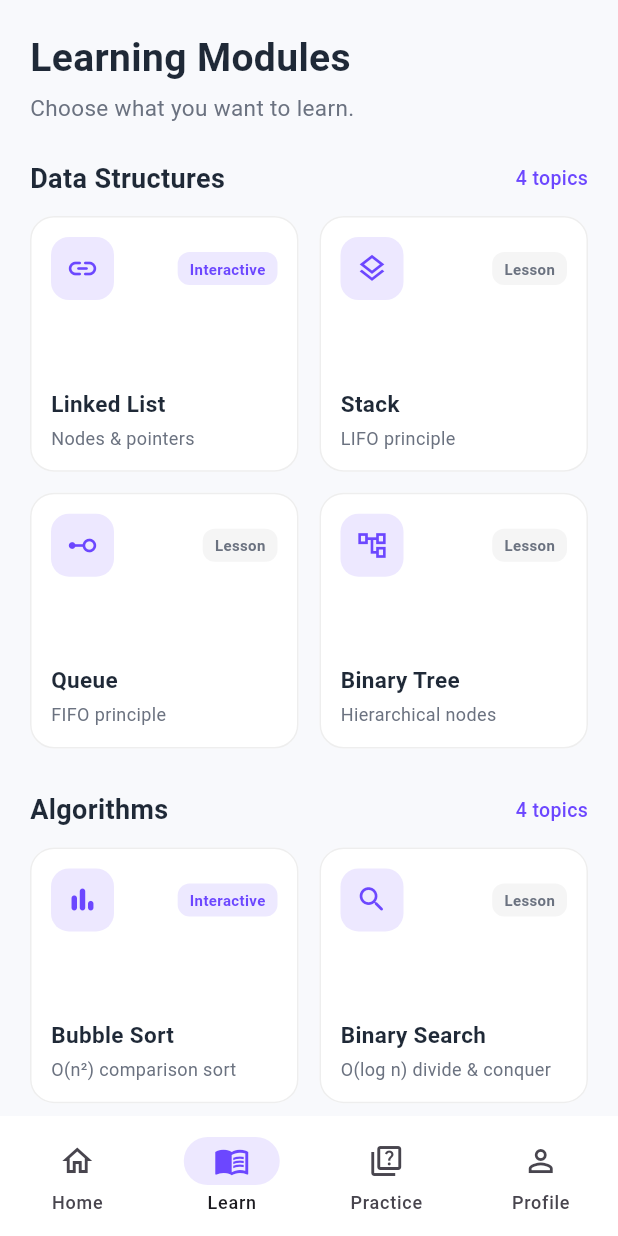
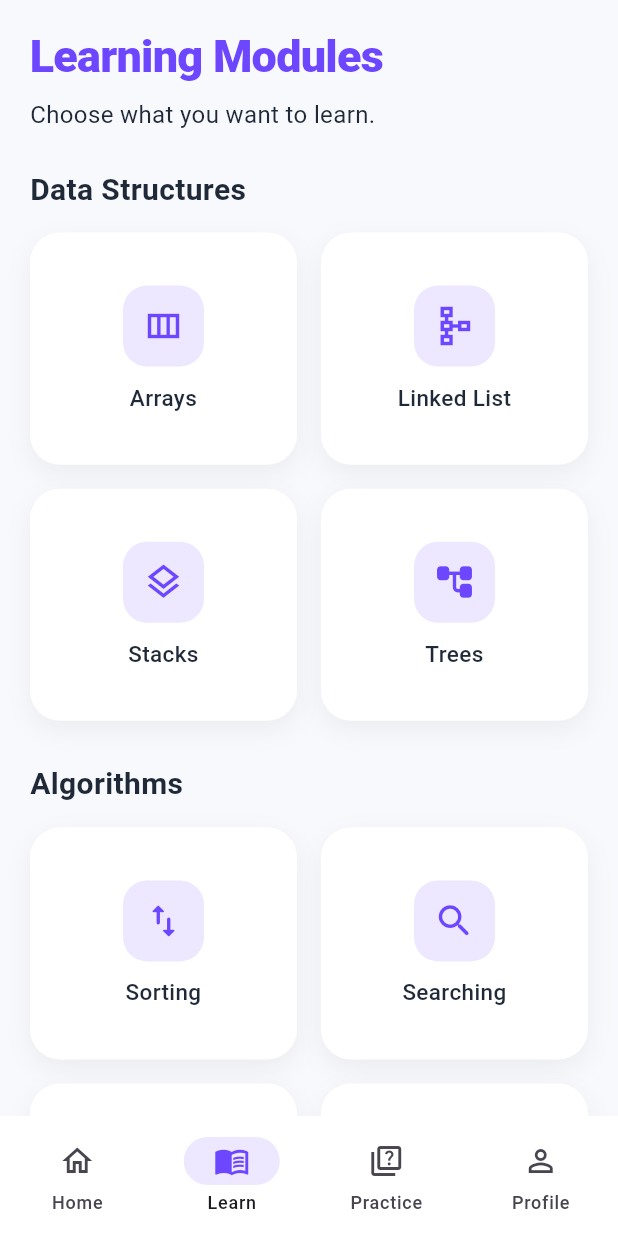
Before and after one commit to kindy10/dsa_learning_app, a Flutter app: the screen it shows after launch, item 2 of the bottom bar chosen, on a phone screen of 412 x 824 dp. Run offline on Flutter 3.47's test engine with Material 3 defaults, Android fonts, the phone set to English and light mode, and no system bars.

Commit message:
reorganize Learning Modules screen

```diff
--- a/lib/screens/modules_screen.dart
+++ b/lib/screens/modules_screen.dart
@@ -2,188 +2,171 @@ import 'package:flutter/material.dart';
 import '../core/theme/app_theme.dart';
 import 'ds_visualizer_screen.dart';
 
-/// Simple immutable data class representing a single learning topic card.
-/// Defining a small model keeps our UI code clean and avoids repeating card layouts.
+/// Simple immutable model representing a single topic card on the Learn screen.
 class _ModuleItem {
   final String title;
-  final String subtitle;
   final IconData icon;
-  final String tag; // e.g., "Interactive" or "Coming Soon"
 
   const _ModuleItem({
     required this.title,
-    required this.subtitle,
     required this.icon,
-    required this.tag,
   });
 }
 
-/// ModulesScreen displays all available Data Structures and Algorithms
-/// organized into two clear sections.
+/// ModulesScreen displays Data Structures and Algorithms in a clean,
+/// centered 2-column card layout matching the app's visual identity.
 class ModulesScreen extends StatelessWidget {
   const ModulesScreen({super.key});
 
-  // List of Data Structures topics shown in the first section
+  // Topics shown under the "Data Structures" section
   static const List<_ModuleItem> _dataStructures = [
     _ModuleItem(
-      title: 'Linked List',
-      subtitle: 'Nodes & pointers',
-      icon: Icons.link_rounded,
-      tag: 'Interactive',
+      title: 'Arrays',
+      icon: Icons.view_column_outlined,
     ),
     _ModuleItem(
-      title: 'Stack',
-      subtitle: 'LIFO principle',
-      icon: Icons.layers_outlined,
-      tag: 'Lesson',
+      title: 'Linked List',
+      icon: Icons.schema_outlined,
     ),
     _ModuleItem(
-      title: 'Queue',
-      subtitle: 'FIFO principle',
-      icon: Icons.linear_scale_rounded,
-      tag: 'Lesson',
+      title: 'Stacks',
+      icon: Icons.layers_outlined,
     ),
     _ModuleItem(
-      title: 'Binary Tree',
-      subtitle: 'Hierarchical nodes',
-      icon: Icons.account_tree_outlined,
-      tag: 'Lesson',
+      title: 'Trees',
+      icon: Icons.account_tree_rounded,
     ),
   ];
 
-  // List of Algorithms topics shown in the second section
+  // Topics shown under the "Algorithms" section
   static const List<_ModuleItem> _algorithms = [
     _ModuleItem(
-      title: 'Bubble Sort',
-      subtitle: 'O(n²) comparison sort',
-      icon: Icons.bar_chart_rounded,
-      tag: 'Interactive',
+      title: 'Sorting',
+      icon: Icons.swap_vert_rounded,
     ),
     _ModuleItem(
-      title: 'Binary Search',
-      subtitle: 'O(log n) divide & conquer',
+      title: 'Searching',
       icon: Icons.search_rounded,
-      tag: 'Lesson',
     ),
     _ModuleItem(
-      title: 'Merge Sort',
-      subtitle: 'O(n log n) recursive sort',
-      icon: Icons.call_merge_rounded,
-      tag: 'Lesson',
+      title: 'Graph Algorithms',
+      icon: Icons.hub_outlined,
     ),
     _ModuleItem(
-      title: 'Quick Sort',
-      subtitle: 'Pivot partitioning',
-      icon: Icons.bolt_rounded,
-      tag: 'Lesson',
+      title: 'Dynamic\nProgramming',
+      icon: Icons.mediation_rounded,
     ),
   ];
 
   @override
   Widget build(BuildContext context) {
     return SingleChildScrollView(
-      padding: const EdgeInsets.all(20),
+      padding: const EdgeInsets.symmetric(horizontal: 20, vertical: 16),
       child: Column(
         crossAxisAlignment: CrossAxisAlignment.start,
         children: [
-          // 1. Page Title & Short Description
+          // 1. Bold Purple Page Title
           const Text(
             'Learning Modules',
             style: TextStyle(
-              fontSize: 26,
-              fontWeight: FontWeight.bold,
-              color: AppTheme.textDark,
+              fontSize: 30,
+              fontWeight: FontWeight.w800,
+              color: AppTheme.primaryPurple,
+              letterSpacing: -0.5,
             ),
           ),
-          const SizedBox(height: 4),
+          const SizedBox(height: 6),
+
+          // 2. Subtitle
           const Text(
             'Choose what you want to learn.',
             style: TextStyle(
-              fontSize: 15,
-              color: AppTheme.textGrey,
+              fontSize: 16,
+              color: AppTheme.textDark,
             ),
           ),
 
           const SizedBox(height: 24),
 
-          // 2. Data Structures Section
-          _buildSectionHeader(
-            title: 'Data Structures',
-            count: '${_dataStructures.length} topics',
+          // 3. Data Structures Section
+          const Text(
+            'Data Structures',
+            style: TextStyle(
+              fontSize: 20,
+              fontWeight: FontWeight.bold,
+              color: AppTheme.textDark,
             ),
-          const SizedBox(height: 12),
+          ),
+          const SizedBox(height: 14),
           _buildModuleGrid(context, _dataStructures),
 
           const SizedBox(height: 28),
 
-          // 3. Algorithms Section
-          _buildSectionHeader(
-            title: 'Algorithms',
-            count: '${_algorithms.length} topics',
+          // 4. Algorithms Section
+          const Text(
+            'Algorithms',
+            style: TextStyle(
+              fontSize: 20,
+              fontWeight: FontWeight.bold,
+              color: AppTheme.textDark,
             ),
-          const SizedBox(height: 12),
+          ),
+          const SizedBox(height: 14),
           _buildModuleGrid(context, _algorithms),
+
+          const SizedBox(height: 16),
         ],
       ),
     );
   }
 
-  /// Renders a section title on the left and a subtle topic count badge on the right.
-  Widget _buildSectionHeader({
-    required String title,
-    required String count,
-  }) {
-    return Row(
-      mainAxisAlignment: MainAxisAlignment.spaceBetween,
-      children: [
-        Text(
-          title,
-          style: const TextStyle(
-            fontSize: 18,
-            fontWeight: FontWeight.bold,
-            color: AppTheme.textDark,
-          ),
-        ),
-        Text(
-          count,
-          style: const TextStyle(
-            fontSize: 13,
-            fontWeight: FontWeight.w500,
-            color: AppTheme.primaryPurple,
-          ),
-        ),
-      ],
-    );
-  }
-
-  /// Builds a 2-column grid of module cards.
-  /// shrinkWrap + NeverScrollableScrollPhysics lets the outer SingleChildScrollView
-  /// handle all scrolling smoothly without nested scroll conflicts.
+  /// Builds a 2-column grid of centered topic cards.
+  /// shrinkWrap + NeverScrollableScrollPhysics lets the parent
+  /// SingleChildScrollView control scrolling cleanly.
   Widget _buildModuleGrid(BuildContext context, List<_ModuleItem> items) {
     return GridView.builder(
       shrinkWrap: true,
       physics: const NeverScrollableScrollPhysics(),
       itemCount: items.length,
       gridDelegate: const SliverGridDelegateWithFixedCrossAxisCount(
-        crossAxisCount: 2,          // 2 cards per row
-        crossAxisSpacing: 14,       // Horizontal gap between cards
-        mainAxisSpacing: 14,        // Vertical gap between rows
-        childAspectRatio: 1.05,     // Keeps cards balanced and roomy
+        crossAxisCount: 2,
+        crossAxisSpacing: 16,
+        mainAxisSpacing: 16,
+        childAspectRatio: 1.15, // Balanced rectangular card proportions
       ),
       itemBuilder: (context, index) {
-        final item = items[index];
-        return _buildModuleCard(context, item);
+        return _buildModuleCard(context, items[index]);
       },
     );
   }
 
-  /// Builds an individual topic card with an icon, title, subtitle, and tag.
+  /// Renders a minimalist white card with a soft shadow, centered purple
+  /// icon container, and centered topic label.
   Widget _buildModuleCard(BuildContext context, _ModuleItem item) {
-    final bool isInteractive = item.tag == 'Interactive';
+    // Normalize title for comparison (removes line breaks like in Dynamic\nProgramming)
+    final String cleanTitle = item.title.replaceAll('\n', ' ');
 
-    return InkWell(
+    return Container(
+      decoration: BoxDecoration(
+        color: Colors.white,
+        borderRadius: BorderRadius.circular(20),
+        // Soft, subtle drop shadow instead of a hard border
+        boxShadow: [
+          BoxShadow(
+            color: Colors.black.withOpacity(0.05),
+            blurRadius: 14,
+            offset: const Offset(0, 6),
+          ),
+        ],
+      ),
+      child: Material(
+        color: Colors.transparent,
+        borderRadius: BorderRadius.circular(20),
+        child: InkWell(
+          borderRadius: BorderRadius.circular(20),
           onTap: () {
-        if (item.title == 'Linked List') {
+            // Open the interactive Linked List visualizer when Linked List is tapped
+            if (cleanTitle == 'Linked List') {
               Navigator.push(
                 context,
                 MaterialPageRoute(
@@ -192,88 +175,52 @@ class ModulesScreen extends StatelessWidget {
               );
               return;
             }
-        // Temporary feedback for topics not yet built
+
+            // Temporary feedback for topics not yet implemented
             ScaffoldMessenger.of(context).showSnackBar(
               SnackBar(
-            content: Text('${item.title} coming soon!'),
+                content: Text('$cleanTitle coming soon!'),
                 duration: const Duration(seconds: 1),
               ),
             );
           },
-      borderRadius: BorderRadius.circular(16),
-      child: Card(
-        margin: EdgeInsets.zero,
           child: Padding(
-          padding: const EdgeInsets.all(14),
+            padding: const EdgeInsets.symmetric(horizontal: 12, vertical: 16),
             child: Column(
-            crossAxisAlignment: CrossAxisAlignment.start,
+              mainAxisAlignment: MainAxisAlignment.center,
               children: [
-              // Top row: Icon badge + Interactive/Lesson pill
-              Row(
-                mainAxisAlignment: MainAxisAlignment.spaceBetween,
-                children: [
+                // Soft purple rounded icon badge
                 Container(
-                    padding: const EdgeInsets.all(10),
+                  width: 54,
+                  height: 54,
                   decoration: BoxDecoration(
                     color: AppTheme.softPurple,
-                      borderRadius: BorderRadius.circular(12),
+                    borderRadius: BorderRadius.circular(16),
                   ),
                   child: Icon(
                     item.icon,
                     color: AppTheme.primaryPurple,
-                      size: 22,
+                    size: 28,
                   ),
                 ),
-                  Container(
-                    padding: const EdgeInsets.symmetric(
-                      horizontal: 8,
-                      vertical: 4,
-                    ),
-                    decoration: BoxDecoration(
-                      color: isInteractive
-                          ? AppTheme.primaryPurple.withOpacity(0.12)
-                          : Colors.grey.shade100,
-                      borderRadius: BorderRadius.circular(8),
-                    ),
-                    child: Text(
-                      item.tag,
-                      style: TextStyle(
-                        fontSize: 10,
-                        fontWeight: FontWeight.w600,
-                        color: isInteractive
-                            ? AppTheme.primaryPurple
-                            : AppTheme.textGrey,
-                      ),
-                    ),
-                  ),
-                ],
-              ),
+                const SizedBox(height: 12),
 
-              // Spacer pushes the text neatly toward the bottom of the card
-              const Spacer(),
-
+                // Centered topic label
                 Text(
                   item.title,
+                  textAlign: TextAlign.center,
                   style: const TextStyle(
                     fontSize: 15,
-                  fontWeight: FontWeight.bold,
+                    fontWeight: FontWeight.w500,
                     color: AppTheme.textDark,
-                ),
-              ),
-              const SizedBox(height: 4),
-              Text(
-                item.subtitle,
-                maxLines: 1,
-                overflow: TextOverflow.ellipsis,
-                style: const TextStyle(
-                  fontSize: 12,
-                  color: AppTheme.textGrey,
+                    height: 1.2,
                   ),
                 ),
               ],
             ),
           ),
         ),
+      ),
     );
   }
 }
```
Lines whose indentation alone changed are shown as unchanged.
